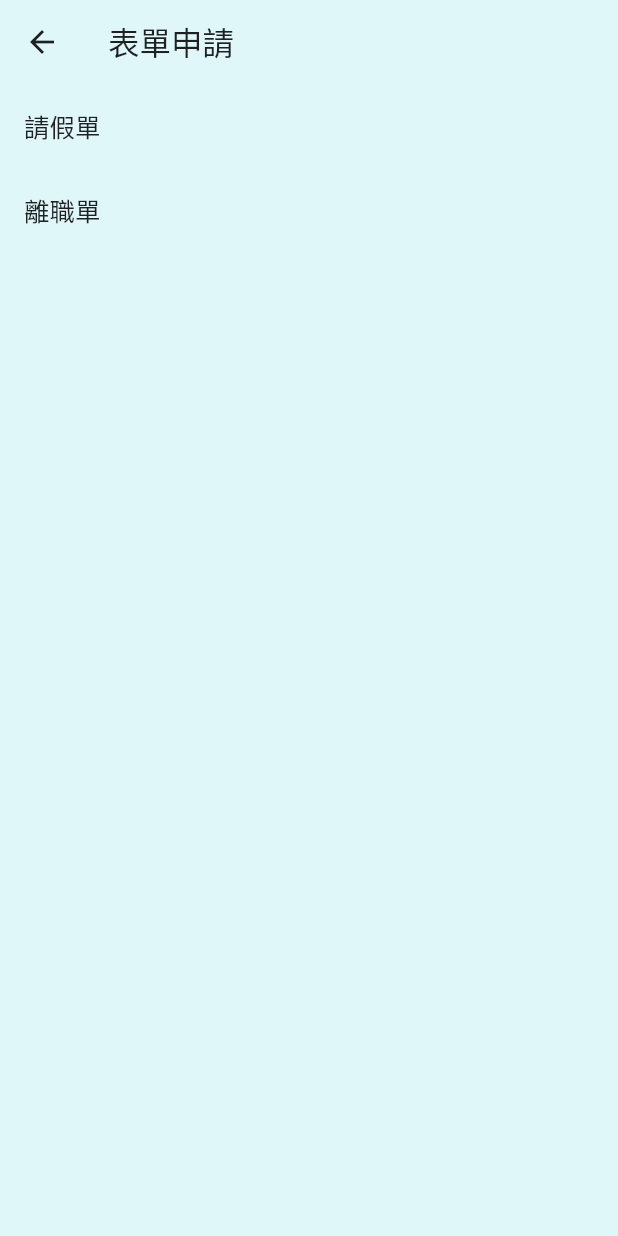
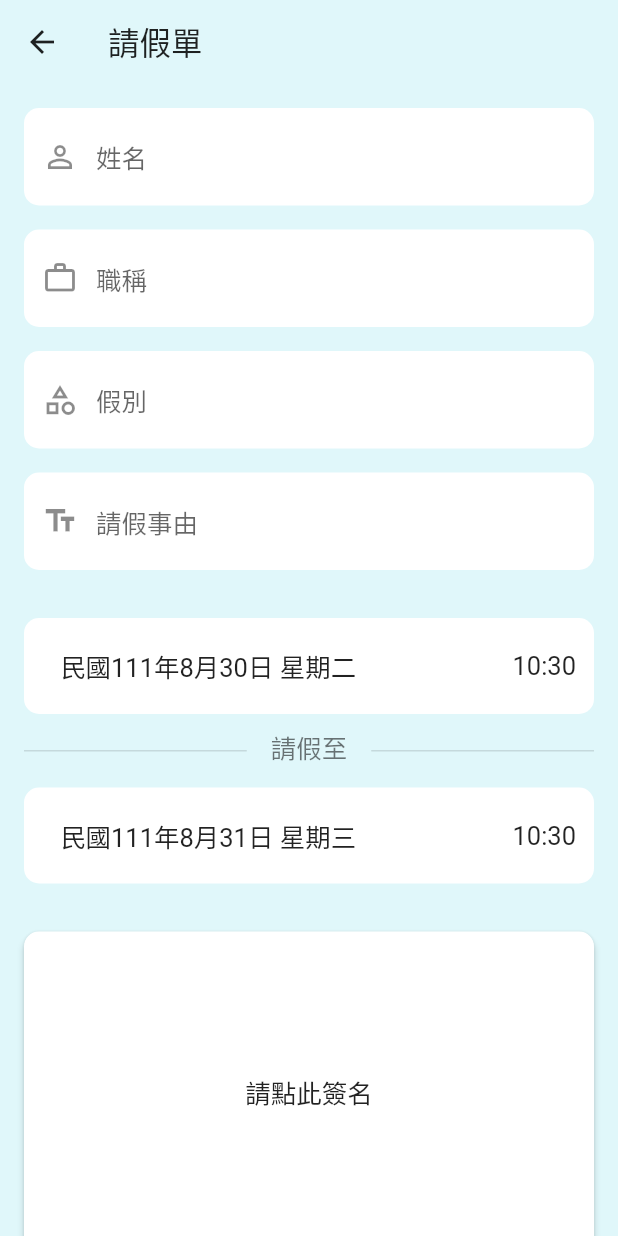
Before and after one commit to eason4best/Patrol-App-for-Wanyu-Security, a Flutter app: the FormApplyScreen screen opened directly, after a tap on "請假單", on a phone screen of 412 x 824 dp. Run offline on Flutter 3.47's test engine with Material 2 defaults, Android fonts, the phone set to English and light mode, and no system bars; our stand-ins replace marquee, shared_preferences, signature; missing offline and left inert: mobile_scanner; accounts and stored records are empty.

Commit message:
Making Form

```diff
--- /dev/null
+++ b/lib/model/leave_form.dart
@@ -0,0 +1,54 @@
+import 'dart:typed_data';
+
+class LeaveForm {
+  final String? name;
+  final String? title;
+  final String? leaveType;
+  final String? leaveReason;
+  final DateTime? startDateTime;
+  final DateTime? endDateTime;
+  final Uint8List? signatureImage;
+  LeaveForm({
+    this.name,
+    this.title,
+    this.leaveType,
+    this.leaveReason,
+    this.startDateTime,
+    this.endDateTime,
+    this.signatureImage,
+  });
+
+  LeaveForm copyWith({
+    String? name,
+    String? title,
+    String? leaveType,
+    String? leaveReason,
+    DateTime? startDateTime,
+    DateTime? endDateTime,
+    Uint8List? signatureImage,
+  }) {
+    return LeaveForm(
+      name: name ?? this.name,
+      title: title ?? this.title,
+      leaveType: leaveType ?? this.leaveType,
+      leaveReason: leaveReason ?? this.leaveReason,
+      startDateTime: startDateTime ?? this.startDateTime,
+      endDateTime: endDateTime ?? this.endDateTime,
+      signatureImage: signatureImage ?? this.signatureImage,
+    );
+  }
+
+  Map<String, String> toMap() {
+    Map<String, String> data = {
+      'name': name!,
+      'title': title!,
+      'leave_type': leaveType!,
+      'leave_reason': leaveReason!,
+      'start_date_time':
+          '${startDateTime!.year}-${startDateTime!.month}-${startDateTime!.day} ${startDateTime!.hour}:${startDateTime!.minute}',
+      'end_date_time':
+          '${endDateTime!.year}-${endDateTime!.month}-${endDateTime!.day} ${endDateTime!.hour}:${endDateTime!.minute}',
+    };
+    return data;
+  }
+}
--- /dev/null
+++ b/lib/model/leave_form_screen_model.dart
@@ -0,0 +1,20 @@
+import 'package:security_wanyu/model/leave_form.dart';
+
+class LeaveFormScreenModel {
+  final LeaveForm? leaveForm;
+  final bool? canSubmit;
+  LeaveFormScreenModel({
+    this.leaveForm,
+    this.canSubmit,
+  });
+
+  LeaveFormScreenModel copyWith({
+    LeaveForm? leaveForm,
+    bool? canSubmit,
+  }) {
+    return LeaveFormScreenModel(
+      leaveForm: leaveForm ?? this.leaveForm,
+      canSubmit: canSubmit ?? this.canSubmit,
+    );
+  }
+}
--- a/lib/model/punch_card_record.dart
+++ b/lib/model/punch_card_record.dart
@@ -33,8 +33,9 @@ class PunchCardRecord {
       'patrol_member_id': memberId,
       'member_sn': memberSN,
       'member_name': memberName,
-      'date_time':
-          '${dateTime!.year}-${dateTime!.month}-${dateTime!.day} ${dateTime!.hour}:${dateTime!.minute}',
+      'date_time': dateTime != null
+          ? '${dateTime!.year}-${dateTime!.month}-${dateTime!.day} ${dateTime!.hour}:${dateTime!.minute}'
+          : null,
       'punch_card_type': punchCardType.toString(),
       'makeup_type': makeupType.toString(),
       'place': place,
--- a/lib/screen/form_apply_screen.dart
+++ b/lib/screen/form_apply_screen.dart
@@ -1,5 +1,6 @@
 import 'package:flutter/material.dart';
 import 'package:security_wanyu/enum/forms_to_apply.dart';
+import 'package:security_wanyu/screen/leave_form_screen.dart';
 
 class FormApplyScreen extends StatelessWidget {
   const FormApplyScreen({Key? key}) : super(key: key);
@@ -14,7 +15,11 @@ class FormApplyScreen extends StatelessWidget {
         itemCount: FormsToApply.values.length,
         itemBuilder: (context, index) => ListTile(
           title: Text(FormsToApply.values[index].toString()),
-          onTap: () {},
+          onTap: () => FormsToApply.values[index] == FormsToApply.leave
+              ? Navigator.of(context).push(MaterialPageRoute(
+                  builder: (context) => LeaveFormScreen.create()))
+              : Navigator.of(context)
+                  .push(MaterialPageRoute(builder: (context) => Container())),
         ),
       ),
     );
--- /dev/null
+++ b/lib/screen/leave_form_screen.dart
@@ -0,0 +1,310 @@
+import 'package:flutter/material.dart';
+import 'package:provider/provider.dart';
+import 'package:security_wanyu/bloc/leave_form_screen_bloc.dart';
+import 'package:security_wanyu/model/leave_form_screen_model.dart';
+import 'package:security_wanyu/service/utils.dart';
+import 'package:security_wanyu/widget/signature_widget.dart';
+
+class LeaveFormScreen extends StatelessWidget {
+  final LeaveFormScreenBloc bloc;
+  const LeaveFormScreen({
+    Key? key,
+    required this.bloc,
+  }) : super(key: key);
+
+  static Widget create() {
+    return Provider<LeaveFormScreenBloc>(
+      create: (context) => LeaveFormScreenBloc(),
+      child: Consumer<LeaveFormScreenBloc>(
+        builder: (context, bloc, _) => LeaveFormScreen(bloc: bloc),
+      ),
+      dispose: (context, bloc) => bloc.dispose(),
+    );
+  }
+
+  @override
+  Widget build(BuildContext context) {
+    return Scaffold(
+      appBar: AppBar(
+        title: const Text('請假單'),
+      ),
+      body: SingleChildScrollView(
+        child: StreamBuilder<LeaveFormScreenModel>(
+            stream: bloc.stream,
+            initialData: bloc.model,
+            builder: (context, snapshot) {
+              return Padding(
+                padding: const EdgeInsets.symmetric(horizontal: 16),
+                child: Column(
+                  children: [
+                    Container(
+                      margin: const EdgeInsets.only(top: 16),
+                      child: TextField(
+                        controller: bloc.nameController,
+                        decoration: InputDecoration(
+                          prefixIcon: const Icon(Icons.person_outline_outlined),
+                          hintText: '姓名',
+                          filled: true,
+                          fillColor: Colors.white,
+                          enabledBorder: OutlineInputBorder(
+                            borderSide:
+                                const BorderSide(color: Colors.transparent),
+                            borderRadius: BorderRadius.circular(10.0),
+                          ),
+                          focusedBorder: OutlineInputBorder(
+                            borderSide:
+                                const BorderSide(color: Colors.transparent),
+                            borderRadius: BorderRadius.circular(10.0),
+                          ),
+                          disabledBorder: OutlineInputBorder(
+                            borderSide:
+                                const BorderSide(color: Colors.transparent),
+                            borderRadius: BorderRadius.circular(10.0),
+                          ),
+                          errorBorder: OutlineInputBorder(
+                            borderSide:
+                                const BorderSide(color: Colors.transparent),
+                            borderRadius: BorderRadius.circular(10.0),
+                          ),
+                        ),
+                        textInputAction: TextInputAction.next,
+                        onChanged: bloc.onInputName,
+                      ),
+                    ),
+                    Container(
+                      margin: const EdgeInsets.only(top: 16),
+                      child: TextField(
+                        controller: bloc.titleController,
+                        decoration: InputDecoration(
+                          prefixIcon: const Icon(Icons.work_outline_outlined),
+                          hintText: '職稱',
+                          filled: true,
+                          fillColor: Colors.white,
+                          enabledBorder: OutlineInputBorder(
+                            borderSide:
+                                const BorderSide(color: Colors.transparent),
+                            borderRadius: BorderRadius.circular(10.0),
+                          ),
+                          focusedBorder: OutlineInputBorder(
+                            borderSide:
+                                const BorderSide(color: Colors.transparent),
+                            borderRadius: BorderRadius.circular(10.0),
+                          ),
+                          disabledBorder: OutlineInputBorder(
+                            borderSide:
+                                const BorderSide(color: Colors.transparent),
+                            borderRadius: BorderRadius.circular(10.0),
+                          ),
+                          errorBorder: OutlineInputBorder(
+                            borderSide:
+                                const BorderSide(color: Colors.transparent),
+                            borderRadius: BorderRadius.circular(10.0),
+                          ),
+                        ),
+                        textInputAction: TextInputAction.next,
+                        onChanged: bloc.onInputTitle,
+                      ),
+                    ),
+                    Container(
+                      margin: const EdgeInsets.only(top: 16),
+                      child: TextField(
+                        controller: bloc.leaveTypeController,
+                        decoration: InputDecoration(
+                          prefixIcon: const Icon(Icons.category_outlined),
+                          hintText: '假別',
+                          filled: true,
+                          fillColor: Colors.white,
+                          enabledBorder: OutlineInputBorder(
+                            borderSide:
+                                const BorderSide(color: Colors.transparent),
+                            borderRadius: BorderRadius.circular(10.0),
+                          ),
+                          focusedBorder: OutlineInputBorder(
+                            borderSide:
+                                const BorderSide(color: Colors.transparent),
+                            borderRadius: BorderRadius.circular(10.0),
+                          ),
+                          disabledBorder: OutlineInputBorder(
+                            borderSide:
+                                const BorderSide(color: Colors.transparent),
+                            borderRadius: BorderRadius.circular(10.0),
+                          ),
+                          errorBorder: OutlineInputBorder(
+                            borderSide:
+                                const BorderSide(color: Colors.transparent),
+                            borderRadius: BorderRadius.circular(10.0),
+                          ),
+                        ),
+                        textInputAction: TextInputAction.next,
+                        onChanged: bloc.onInputLeaveType,
+                      ),
+                    ),
+                    Container(
+                      margin: const EdgeInsets.only(top: 16),
+                      child: TextField(
+                        controller: bloc.leaveReasonController,
+                        keyboardType: TextInputType.multiline,
+                        maxLines: null,
+                        decoration: InputDecoration(
+                          prefixIcon: const Icon(Icons.text_fields_outlined),
+                          hintText: '請假事由',
+                          filled: true,
+                          fillColor: Colors.white,
+                          enabledBorder: OutlineInputBorder(
+                            borderSide:
+                                const BorderSide(color: Colors.transparent),
+                            borderRadius: BorderRadius.circular(10.0),
+                          ),
+                          focusedBorder: OutlineInputBorder(
+                            borderSide:
+                                const BorderSide(color: Colors.transparent),
+                            borderRadius: BorderRadius.circular(10.0),
+                          ),
+                          disabledBorder: OutlineInputBorder(
+                            borderSide:
+                                const BorderSide(color: Colors.transparent),
+                            borderRadius: BorderRadius.circular(10.0),
+                          ),
+                          errorBorder: OutlineInputBorder(
+                            borderSide:
+                                const BorderSide(color: Colors.transparent),
+                            borderRadius: BorderRadius.circular(10.0),
+                          ),
+                        ),
+                        textInputAction: TextInputAction.next,
+                        onChanged: bloc.onInputLeaveReason,
+                      ),
+                    ),
+                    Container(
+                      width: MediaQuery.of(context).size.width,
+                      height: 64,
+                      margin: const EdgeInsets.only(top: 32),
+                      padding: const EdgeInsets.all(12),
+                      decoration: BoxDecoration(
+                        color: Colors.white,
+                        borderRadius: BorderRadius.circular(10.0),
+                      ),
+                      child: Row(
+                        children: [
+                          GestureDetector(
+                            onTap: () => bloc.pickDate(context: context),
+                            child: Container(
+                              margin: const EdgeInsets.only(left: 12),
+                              child: Text(
+                                Utils.dateString(
+                                    snapshot.data!.leaveForm!.startDateTime!,
+                                    isMinguo: true),
+                                style: Theme.of(context).textTheme.subtitle1,
+                              ),
+                            ),
+                          ),
+                          const Spacer(),
+                          GestureDetector(
+                            onTap: () => bloc.pickTime(context: context),
+                            child: Text(
+                              Utils.timeString(
+                                  snapshot.data!.leaveForm!.startDateTime!),
+                              style: Theme.of(context).textTheme.subtitle1,
+                            ),
+                          ),
+                        ],
+                      ),
+                    ),
+                    Row(
+                      children: [
+                        Expanded(
+                          child: Container(
+                            height: 1,
+                            color: Colors.black12,
+                          ),
+                        ),
+                        Container(
+                          margin: const EdgeInsets.symmetric(
+                              horizontal: 16, vertical: 16),
+                          child: Text(
+                            '請假至',
+                            style: Theme.of(context)
+                                .textTheme
+                                .subtitle1!
+                                .copyWith(color: Colors.black54, height: 1),
+                          ),
+                        ),
+                        Expanded(
+                          child: Container(
+                            height: 1,
+                            color: Colors.black12,
+                          ),
+                        ),
+                      ],
+                    ),
+                    Container(
+                      width: MediaQuery.of(context).size.width,
+                      height: 64,
+                      padding: const EdgeInsets.all(12),
+                      decoration: BoxDecoration(
+                        color: Colors.white,
+                        borderRadius: BorderRadius.circular(10.0),
+                      ),
+                      child: Row(
+                        children: [
+                          GestureDetector(
+                            onTap: () => bloc.pickDate(
+                                context: context, isStartDateTime: false),
+                            child: Container(
+                              margin: const EdgeInsets.only(left: 12),
+                              child: Text(
+                                Utils.dateString(
+                                    snapshot.data!.leaveForm!.endDateTime!,
+                                    isMinguo: true),
+                                style: Theme.of(context).textTheme.subtitle1,
+                              ),
+                            ),
+                          ),
+                          const Spacer(),
+                          GestureDetector(
+                            onTap: () => bloc.pickTime(
+                                context: context, isStartDateTime: false),
+                            child: Text(
+                              Utils.timeString(
+                                  snapshot.data!.leaveForm!.endDateTime!),
+                              style: Theme.of(context).textTheme.subtitle1,
+                            ),
+                          ),
+                        ],
+                      ),
+                    ),
+                    Container(
+                      margin: const EdgeInsets.only(top: 32),
+                      child: SignatureWidget(
+                        bloc: bloc,
+                        signatureImage:
+                            snapshot.data!.leaveForm!.signatureImage,
+                      ),
+                    ),
+                    Container(
+                      width: MediaQuery.of(context).size.width - 16,
+                      height: 56,
+                      margin: const EdgeInsets.only(top: 32, bottom: 16),
+                      child: ElevatedButton(
+                        onPressed: snapshot.data!.canSubmit!
+                            ? () async => await bloc.submit()
+                            : null,
+                        style: ButtonStyle(
+                          elevation: MaterialStateProperty.all(0.0),
+                          shape: MaterialStateProperty.all(
+                            RoundedRectangleBorder(
+                              borderRadius: BorderRadius.circular(10.0),
+                            ),
+                          ),
+                        ),
+                        child: const Center(child: Text('確認')),
+                      ),
+                    )
+                  ],
+                ),
+              );
+            }),
+      ),
+    );
+  }
+}
--- a/lib/service/utils.dart
+++ b/lib/service/utils.dart
@@ -1,13 +1,15 @@
 import 'dart:io';
 
 class Utils {
-  static String dateString(DateTime dateTime) {
+  static String dateString(DateTime dateTime, {isMinguo = false}) {
     final year = dateTime.year;
     final month = dateTime.month;
     final day = dateTime.day;
     final weekday = dateTime.weekday;
     const weekdayInCH = ['ㄧ', '二', '三', '四', '五', '六', '日'];
-    return '$year年$month月$day日 星期${weekdayInCH[weekday - 1]}';
+    return isMinguo
+        ? '民國${year - 1911}年$month月$day日 星期${weekdayInCH[weekday - 1]}'
+        : '$year年$month月$day日 星期${weekdayInCH[weekday - 1]}';
   }
 
   static String timeString(DateTime dateTime) {
--- a/lib/widget/login_form_widget.dart
+++ b/lib/widget/login_form_widget.dart
@@ -19,6 +19,7 @@ class LoginFormWidget extends StatelessWidget {
           controller: bloc.accountController,
           keyboardType: TextInputType.visiblePassword,
           decoration: InputDecoration(
+            prefixIcon: const Icon(Icons.person_outline_outlined),
             hintText: '帳號',
             filled: true,
             fillColor: Colors.white,
@@ -49,6 +50,7 @@ class LoginFormWidget extends StatelessWidget {
             keyboardType: TextInputType.visiblePassword,
             obscureText: true,
             decoration: InputDecoration(
+              prefixIcon: const Icon(Icons.password_outlined),
               hintText: '密碼',
               filled: true,
               fillColor: Colors.white,
--- /dev/null
+++ b/lib/widget/signature_widget.dart
@@ -0,0 +1,48 @@
+import 'dart:typed_data';
+
+import 'package:flutter/material.dart';
+import 'package:security_wanyu/screen/signing_screen.dart';
+
+class SignatureWidget extends StatelessWidget {
+  final dynamic bloc;
+  final Uint8List? signatureImage;
+  const SignatureWidget({
+    Key? key,
+    required this.bloc,
+    this.signatureImage,
+  }) : super(key: key);
+
+  @override
+  Widget build(BuildContext context) {
+    return GestureDetector(
+      onTap: () => Navigator.of(context).push(MaterialPageRoute(
+        builder: (context) => SigningScreen(bloc: bloc),
+      )),
+      child: AspectRatio(
+        aspectRatio: 16 / 9,
+        child: Card(
+          elevation: 2.0,
+          shape:
+              RoundedRectangleBorder(borderRadius: BorderRadius.circular(10.0)),
+          margin: const EdgeInsets.all(0),
+          child: Container(
+            width: MediaQuery.of(context).size.width,
+            decoration: BoxDecoration(
+              image: signatureImage != null
+                  ? DecorationImage(image: MemoryImage(signatureImage!))
+                  : null,
+            ),
+            child: signatureImage != null
+                ? null
+                : Center(
+                    child: Text(
+                      '請點此簽名',
+                      style: Theme.of(context).textTheme.subtitle1,
+                    ),
+                  ),
+          ),
+        ),
+      ),
+    );
+  }
+}
--- a/pubspec.yaml
+++ b/pubspec.yaml
@@ -38,6 +38,7 @@ dependencies:
   shared_preferences: ^2.0.15
   marquee: ^2.2.3
   another_flushbar: ^1.10.29
+  signature: ^5.2.1
 
   # The following adds the Cupertino Icons font to your application.
   # Use with the CupertinoIcons class for iOS style icons.
```
Also changed, not shown: lib/bloc/leave_form_screen_bloc.dart (added, +169 -0 lines), lib/bloc/make_up_screen_bloc.dart (+16 -5 lines), lib/screen/signing_screen.dart (added, +53 -0 lines), lib/service/etun_api.dart (+22 -1 lines), lib/screen/resign_form_screen.dart (added), pubspec.lock.
